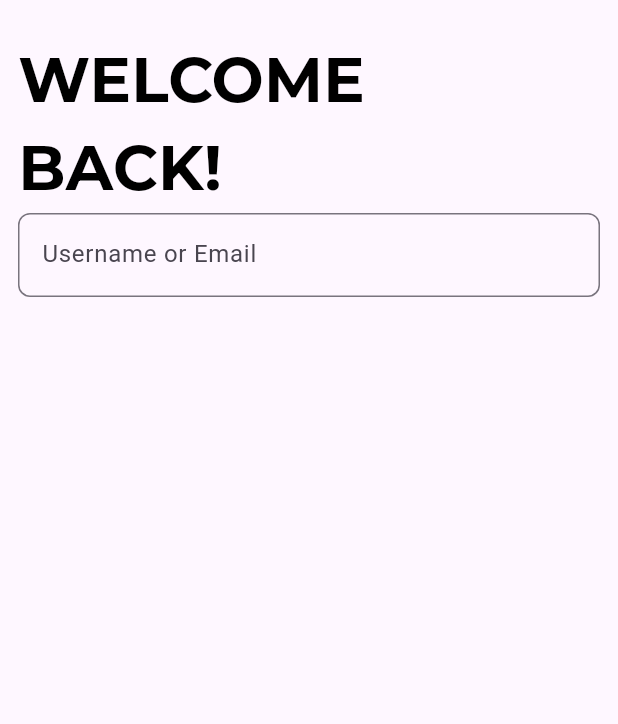
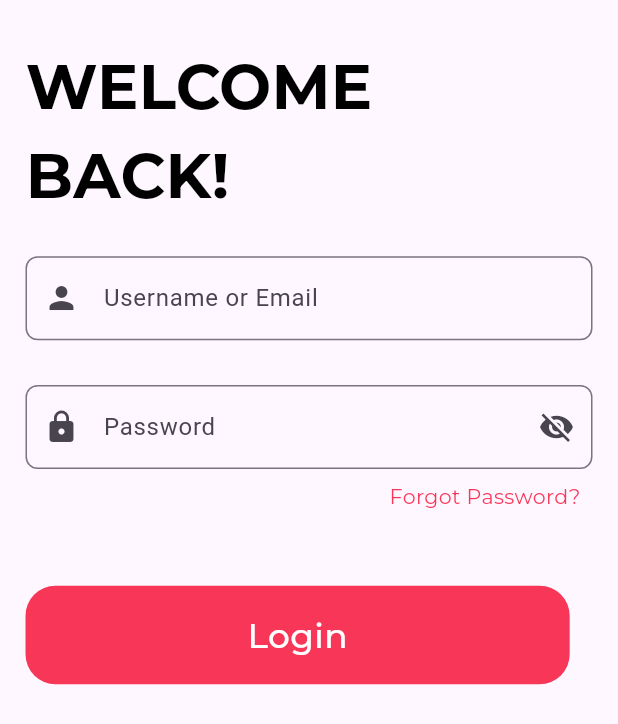
Before and after one commit to flutterBasit/E-commerce, a Flutter app: the screen it shows after launch, on a phone screen of 412 x 824 dp. Shown: the top 724 px of the screen. Run offline on Flutter 3.47's test engine with Material 3 defaults, Android fonts, the phone set to English and light mode, and no system bars; our stand-ins replace email_validator, flutter_screenutil, get, google_fonts.

Commit message:
Updated login screen and validation

```diff
--- a/lib/Resources/Components/Buttons.dart
+++ b/lib/Resources/Components/Buttons.dart
@@ -1,21 +1,32 @@
+import 'package:e_commerce/Resources/Constants/Constants.dart';
 import 'package:flutter/material.dart';
 import 'package:flutter_screenutil/flutter_screenutil.dart';
+import 'package:get/get.dart';
 
 class Buttons extends StatelessWidget {
   final Color? color;
   final String title;
+  final OnTap? onTap;
 
-  const Buttons({super.key, this.color, required this.title});
+  const Buttons({super.key, this.color, required this.title, this.onTap});
 
   @override
   Widget build(BuildContext context) {
-    return Container(
-      height: 55.h,
-      width: 317.w,
-      decoration:
-          BoxDecoration(color: color, borderRadius: BorderRadius.circular(20)),
-      child: Center(
-        child: Text(title),
+    return GestureDetector(
+      onTap: () {
+        onTap;
+      },
+      child: Container(
+        height: 55.h,
+        width: 317.w,
+        decoration: BoxDecoration(
+            color: color, borderRadius: BorderRadius.circular(20)),
+        child: Center(
+          child: Text(
+            title,
+            style: Constants.signinbuttonAll,
+          ),
+        ),
       ),
     );
   }
--- a/lib/Resources/Constants/Constants.dart
+++ b/lib/Resources/Constants/Constants.dart
@@ -12,7 +12,9 @@ class Constants {
 
   static const Color redColor = Color(0xffF83758);
 
-  static const Color anotherGreyColor = Color(0xffC4C4C4);
+  static const Color greyColor2 = Color(0xffC4C4C4);
+
+  //static const Color redColor2 = Color(0xffF83758);
 
   //taking google fonts as String
   static const String fontStyle = 'Montserrat';
@@ -38,8 +40,14 @@ class Constants {
       fontSize: 18.sp, fontWeight: FontWeight.bold, color: blackColor));
 
   static TextStyle introPrevious = googleFontStyle(TextStyle(
-      fontSize: 18.sp, fontWeight: FontWeight.bold, color: anotherGreyColor));
+      fontSize: 18.sp, fontWeight: FontWeight.bold, color: greyColor2));
 
   static TextStyle signinAppBar = googleFontStyle(TextStyle(
       fontSize: 36.sp, fontWeight: FontWeight.bold, color: blackColor));
+
+  static TextStyle signinForgotPass =
+      googleFontStyle(TextStyle(fontSize: 12.sp, color: redColor));
+
+  static TextStyle signinbuttonAll = googleFontStyle(TextStyle(
+      fontSize: 20.sp, fontWeight: FontWeight.w500, color: whiteColor));
 }
--- a/lib/View/SigninScreen.dart
+++ b/lib/View/SigninScreen.dart
@@ -1,5 +1,7 @@
+import 'package:e_commerce/Resources/Components/Buttons.dart';
 import 'package:e_commerce/Resources/Components/TextFormFields.dart';
 import 'package:e_commerce/Resources/Constants/Constants.dart';
+import 'package:email_validator/email_validator.dart';
 
 import 'package:flutter/material.dart';
 import 'package:flutter_screenutil/flutter_screenutil.dart';
@@ -12,12 +14,14 @@ class Signinscreen extends StatefulWidget {
 }
 
 class _SigninscreenState extends State<Signinscreen> {
-  final TextEditingController _Emailcontroller = TextEditingController();
+  final _Emailcontroller = TextEditingController();
+  final _Passwordcontroller = TextEditingController();
+
   @override
   Widget build(BuildContext context) {
     return Scaffold(
       body: Padding(
-        padding: const EdgeInsets.all(12.0),
+        padding: const EdgeInsets.all(17.0),
         child: Column(
           // mainAxisAlignment: MainAxisAlignment.start,
           crossAxisAlignment: CrossAxisAlignment.start,
@@ -26,10 +30,49 @@ class _SigninscreenState extends State<Signinscreen> {
               height: 10.h,
             ),
             customAppBar(),
+            SizedBox(
+              height: 20.h,
+            ),
             AuthTextField(
               labelText: 'Username or Email',
               controller: _Emailcontroller,
               hintText: 'Email@example.com',
+              keyboardType: TextInputType.emailAddress,
+              prefixIcons: Icons.person,
+              validator: (value) => EmailValidator.validate(value ?? '')
+                  ? null
+                  : 'Enter Valid Email',
+            ),
+            SizedBox(
+              height: 25.h,
+            ),
+            AuthTextField(
+                labelText: 'Password',
+                controller: _Passwordcontroller,
+                hintText: '********',
+                keyboardType: TextInputType.visiblePassword,
+                prefixIcons: Icons.lock,
+                isPassword: true,
+                validator: (value) =>
+                    value!.length >= 8 ? null : 'Minimum 8 characters'),
+            Padding(
+              padding: const EdgeInsets.all(8.0),
+              child: Row(
+                mainAxisAlignment: MainAxisAlignment.end,
+                children: [
+                  Text(
+                    'Forgot Password?',
+                    style: Constants.signinForgotPass,
+                  )
+                ],
+              ),
+            ),
+            SizedBox(
+              height: 35.h,
+            ),
+            Buttons(
+              title: 'Login',
+              color: Constants.redColor,
             )
           ],
         ),
--- a/pubspec.yaml
+++ b/pubspec.yaml
@@ -38,6 +38,7 @@ dependencies:
   get: ^4.7.2
   flutter_screenutil: ^5.9.3
   google_fonts: ^6.2.1
+  email_validator: ^3.0.0
 
 dev_dependencies:
   flutter_test:
```
Also changed, not shown: pubspec.lock.
